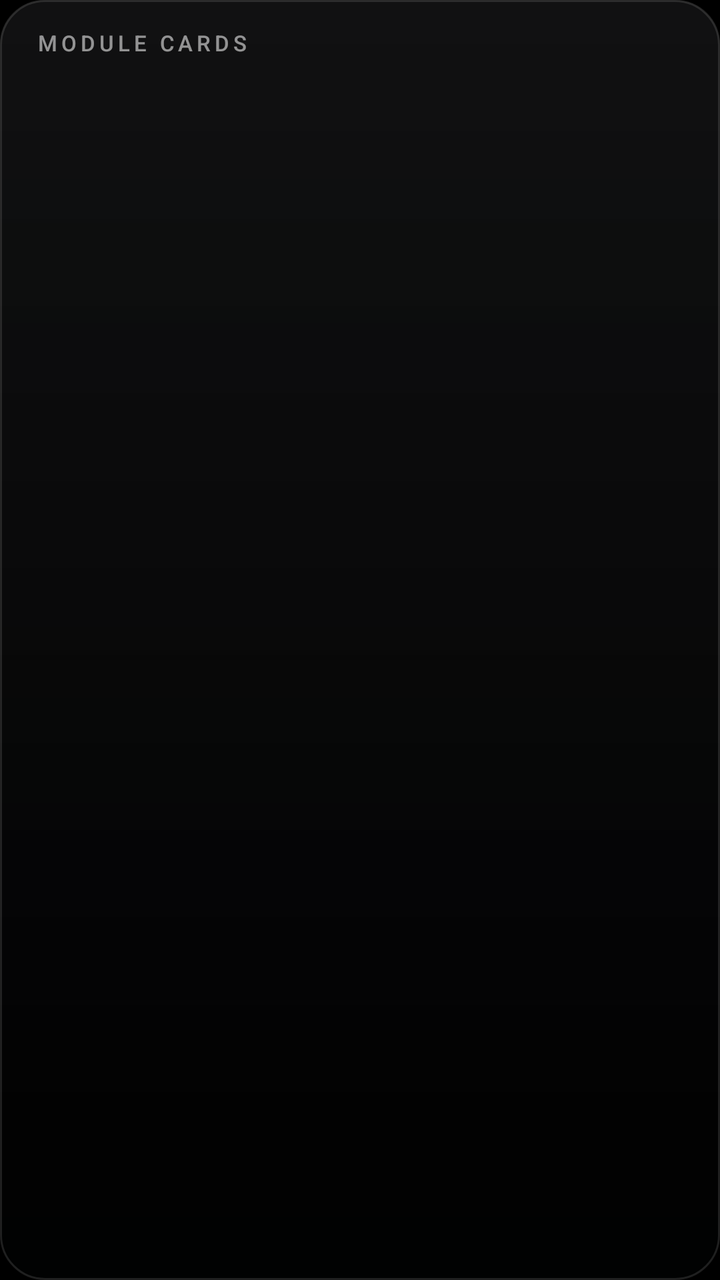
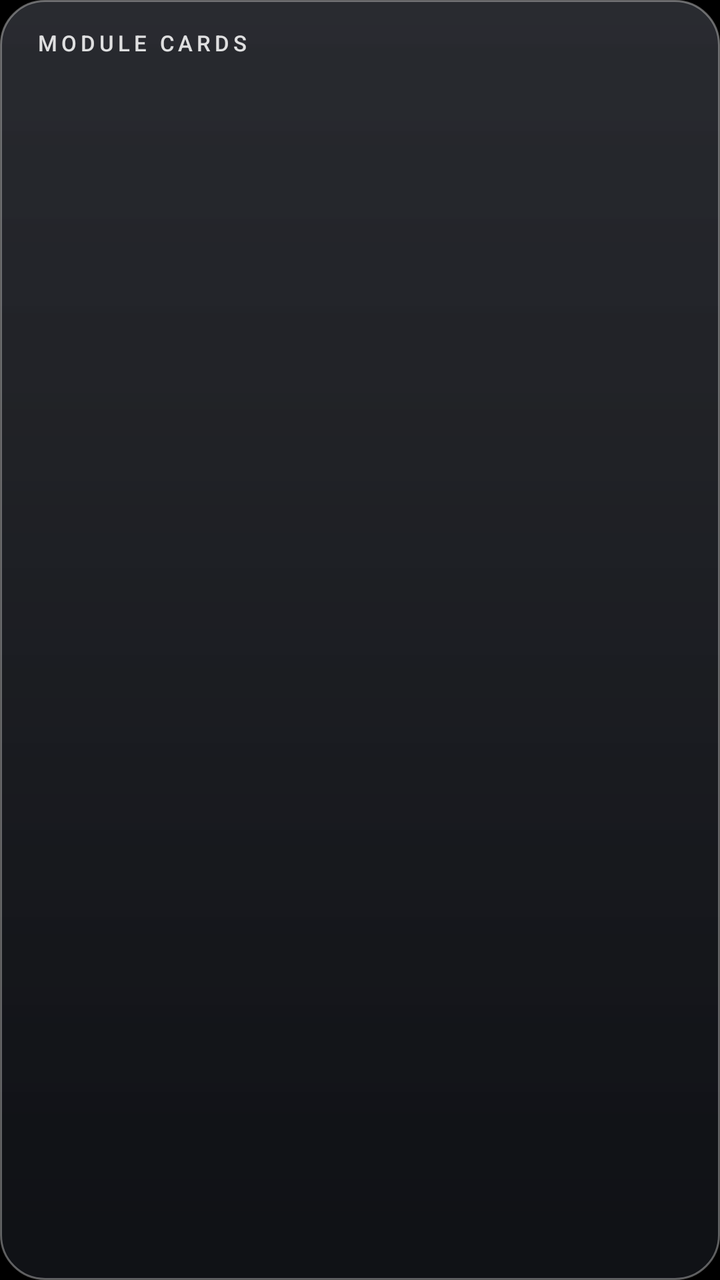

Two renders of the same Android screen: before a commit and after it. Below are the layout's source before the change and the commit's diff.
<!-- AndroidManifest.xml: application theme Theme.Veil -->
<!-- res/layout/popup_cards.xml -->
<?xml version="1.0" encoding="utf-8"?>
<LinearLayout xmlns:android="http://schemas.android.com/apk/res/android"
    android:id="@+id/panel"
    android:layout_width="match_parent"
    android:layout_height="wrap_content"
    android:orientation="vertical"
    android:background="@drawable/glass_panel_light"
    android:padding="6dp"
    android:elevation="12dp">

    <TextView
        android:layout_width="match_parent"
        android:layout_height="wrap_content"
        android:paddingStart="12dp"
        android:paddingEnd="12dp"
        android:paddingTop="8dp"
        android:paddingBottom="6dp"
        android:text="@string/module_cards"
        android:textColor="#8CFFFFFF"
        android:textSize="11sp"
        android:fontFamily="sans-serif"
        android:fontVariationSettings="'wght' 500"
        android:letterSpacing="0.18"
        android:textAllCaps="true" />

    <ScrollView
        android:layout_width="match_parent"
        android:layout_height="0dp"
        android:layout_weight="1"
        android:scrollbars="none"
        android:overScrollMode="never">

        <LinearLayout
            android:id="@+id/rows"
            android:layout_width="match_parent"
            android:layout_height="wrap_content"
            android:orientation="vertical" />
    </ScrollView>
</LinearLayout>
<!-- resources referenced by this layout -->
<resources>
  <!-- drawable glass_panel_light (drawable) -->
  <?xml version="1.0" encoding="utf-8"?>
  <layer-list xmlns:android="http://schemas.android.com/apk/res/android">
      <item>
          <shape android:shape="rectangle">
              <gradient android:angle="270"
                  android:startColor="#1C23262E"
                  android:endColor="#1016181E" />
              <stroke android:width="1dp" android:color="#1EFFFFFF" />
              <corners android:radius="22dp" />
          </shape>
      </item>
      
      <item android:bottom="72dp">
          <shape android:shape="rectangle">
              <gradient android:angle="270"
                  android:startColor="#0DFFFFFF"
                  android:endColor="#00FFFFFF" />
              <corners android:topLeftRadius="22dp" android:topRightRadius="22dp" />
          </shape>
      </item>
  </layer-list>
  <string name="module_cards">Module cards</string>
  <style name="Theme.Veil" parent="android:Theme.Material.NoActionBar.Fullscreen">
          <item name="android:windowBackground">@android:color/black</item>
          <item name="android:colorBackground">@android:color/black</item>
          <item name="android:windowAnimationStyle">@null</item>
      </style>
</resources>

<!-- the commit's change to res/layout/popup_cards.xml (unified diff, before → after) -->
@@ -16,7 +16,7 @@
         android:paddingTop="8dp"
         android:paddingBottom="6dp"
         android:text="@string/module_cards"
-        android:textColor="#8CFFFFFF"
+        android:textColor="#D9FFFFFF"
         android:textSize="11sp"
         android:fontFamily="sans-serif"
         android:fontVariationSettings="'wght' 500"
<!-- resource entries referenced after the edit -->
@@ -6,9 +6,9 @@
       <item>
           <shape android:shape="rectangle">
               <gradient android:angle="270"
-                  android:startColor="#1C23262E"
-                  android:endColor="#1016181E" />
-              <stroke android:width="1dp" android:color="#1EFFFFFF" />
+                  android:startColor="#E0212329"
+                  android:endColor="#D413151A" />
+              <stroke android:width="1dp" android:color="#59FFFFFF" />
               <corners android:radius="22dp" />
           </shape>
       </item>
